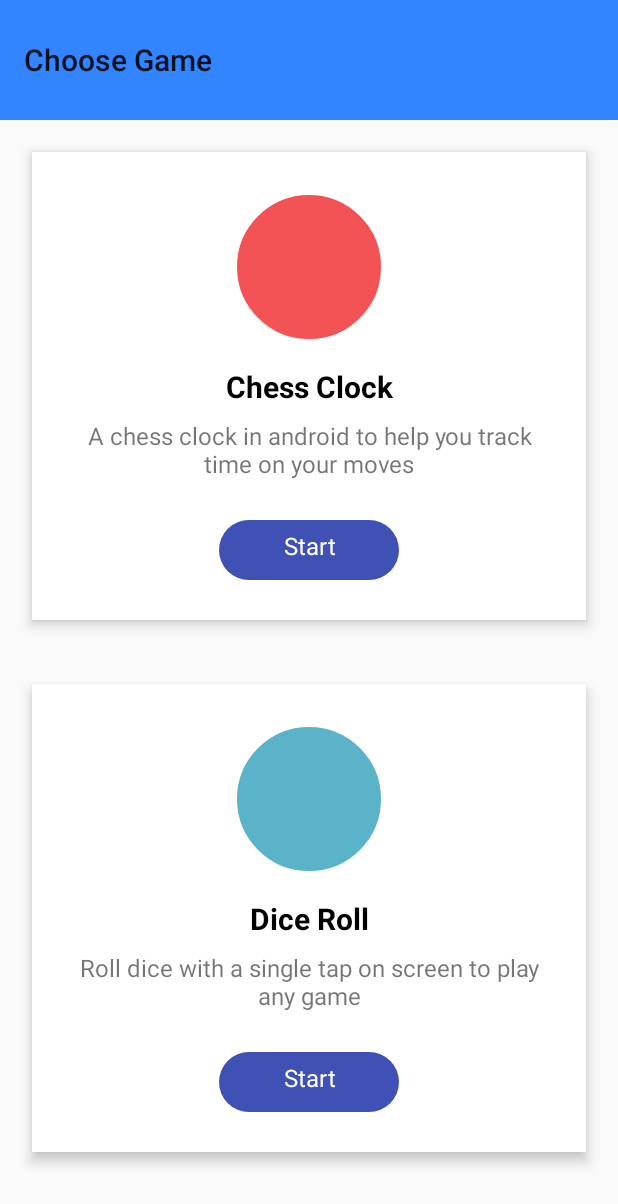
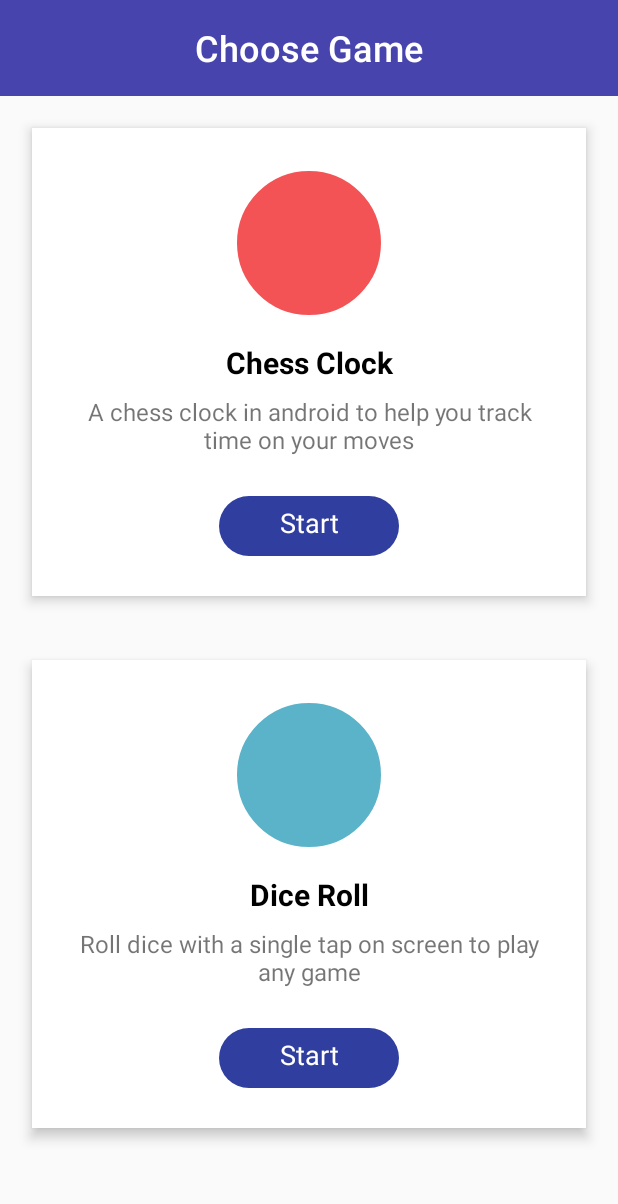
Before and after one commit to nitinmehtaa/Chess-Ticker, an Android app: the screen it shows after launch (SelectGameActivity), on a phone screen of 412 x 824 dp. Shown: the top 1204 px of the screen. Run offline under Robolectric (Android 15) with nearby library versions, the light colour scheme and no system bars.

Commit message:
select game screen UI done

```diff
--- a/app/src/main/AndroidManifest.xml
+++ b/app/src/main/AndroidManifest.xml
@@ -10,7 +10,7 @@
     <application
         android:allowBackup="true"
         android:icon="@mipmap/ic_launcher"
-        android:label="Choose Game"
+        android:label="Utility App"
         android:roundIcon="@mipmap/ic_launcher_round"
         android:supportsRtl="true"
         android:theme="@style/AppTheme">
--- a/app/src/main/java/com/chessticker/nitinmehta/chessticker/SelectGameActivity.java
+++ b/app/src/main/java/com/chessticker/nitinmehta/chessticker/SelectGameActivity.java
@@ -54,29 +54,17 @@ public class SelectGameActivity extends AppCompatActivity implements ClickListen
         data = new GameData("Dice Roll", "Roll dice with a single tap on screen to play any game", thumbImages[1]);
         gameDataList.add(data);
 
-        data = new GameData("Direction", "Lorem Ipsum is simply dummy text of the printing and typesetting industry. Lorem Ipsum has been the industry's standard dummy text ever ", thumbImages[2]);
-        gameDataList.add(data);
-
-        data = new GameData("Toss Coin", "Toss coin with a single tap on screen", thumbImages[3]);
-        gameDataList.add(data);
-
-        data = new GameData("Dumb Charads", "Get random movie names for playing dumb charads", thumbImages[1]);
-        gameDataList.add(data);
-
-        data = new GameData("Tambola Housie", "Get unique numbers from 1 to 100 for playing classic Tambola Housie", thumbImages[2]);
-        gameDataList.add(data);
-
-        data = new GameData("FRGTHY", "asdajsdjkadefrgthyjukihsdj", thumbImages[3]);
-        gameDataList.add(data);
-
-        data = new GameData("Dice Roll", "A virtual Dice", thumbImages[1]);
-        gameDataList.add(data);
-
-        data = new GameData("ABCD", "Lorem Ipsum has been the industry's standard dummy text ever since the 1500s, when an unknown printer took a galley of type and scrambl", thumbImages[2]);
-        gameDataList.add(data);
-
-        data = new GameData("FRGTHY", "asdajsdjkadefrgthyjukihsdj", thumbImages[3]);
-        gameDataList.add(data);
+//        data = new GameData("Direction", "Lorem Ipsum is simply dummy text of the printing and typesetting industry. Lorem Ipsum has been the industry's standard dummy text ever ", thumbImages[2]);
+//        gameDataList.add(data);
+//
+//        data = new GameData("Toss Coin", "Toss coin with a single tap on screen", thumbImages[3]);
+//        gameDataList.add(data);
+//
+//        data = new GameData("Dumb Charads", "Get random movie names for playing dumb charads", thumbImages[1]);
+//        gameDataList.add(data);
+//
+//        data = new GameData("Tambola Housie", "Get unique numbers from 1 to 100 for playing classic Tambola Housie", thumbImages[2]);
+//        gameDataList.add(data);
 
         mAdapter.notifyDataSetChanged();
     }
--- a/app/src/main/res/drawable/customborder_gray_background.xml
+++ b/app/src/main/res/drawable/customborder_gray_background.xml
@@ -5,4 +5,5 @@
     <stroke android:width="2dp" android:color="#0d0d0d"/>
     <solid android:color="@color/grayColor"/>
 
+
 </shape>
--- a/app/src/main/res/drawable/round_start_button.xml
+++ b/app/src/main/res/drawable/round_start_button.xml
@@ -2,7 +2,7 @@
 <shape xmlns:android="http://schemas.android.com/apk/res/android"
     android:shape="rectangle">
 
-    <solid android:color="@color/colorPrimary">
+    <solid android:color="@color/colorPrimaryDark">
     </solid>
 
     <size
--- a/app/src/main/res/layout/select_game_activity.xml
+++ b/app/src/main/res/layout/select_game_activity.xml
@@ -7,11 +7,21 @@
     <android.support.v7.widget.Toolbar
         android:id="@+id/toolbar"
         android:layout_width="match_parent"
-        android:layout_height="80dp"
-        android:background="#3385ff"
-        android:gravity="center_horizontal"
+        android:layout_height="64dp"
+        android:background="#4744AE"
         android:textAlignment="center">
 
+        //toolbar title
+        <TextView
+            android:layout_width="match_parent"
+            android:layout_height="wrap_content"
+            android:text="Choose Game"
+            android:textSize="24sp"
+            android:textColor="@color/whiteColor"
+            android:gravity="center_horizontal"
+            android:layout_marginLeft="48dp"
+            android:layout_marginRight="48dp"
+            style="@style/Base.TextAppearance.AppCompat.Widget.ActionBar.Title" />
     </android.support.v7.widget.Toolbar>
 
     <android.support.v7.widget.RecyclerView
--- a/app/src/main/res/layout/select_game_row.xml
+++ b/app/src/main/res/layout/select_game_row.xml
@@ -60,9 +60,9 @@
             android:layout_height="match_parent"
             android:textColor="#ffffff"
             android:text="Start"
-            android:layout_marginTop="6dp"
-            android:textAlignment="center"
-            android:textSize="16sp"/>
+            android:gravity="center_horizontal"
+            android:layout_margin="5dp"
+            android:textSize="18sp"/>
 
     </LinearLayout>
 
--- a/app/src/main/res/values/strings.xml
+++ b/app/src/main/res/values/strings.xml
@@ -4,4 +4,5 @@
     <string name="stop">Stop</string>
     <string name="reset">Reset</string>
     <string name="enter_time">Edit Time</string>
+    <string name="choose_game">Choose Game</string>
 </resources>
--- a/app/src/main/res/values/styles.xml
+++ b/app/src/main/res/values/styles.xml
@@ -3,9 +3,10 @@
     <!-- Base application theme. -->
     <style name="AppTheme" parent="Theme.AppCompat.Light.NoActionBar">
         <!-- Customize your theme here. -->
-        <item name="colorPrimary">#737373</item>
-        <item name="colorPrimaryDark">@color/colorPrimaryDark</item>
+        <item name="colorPrimary">#4744AE</item>
+        <item name="colorPrimaryDark">#2F2CA1</item>
         <item name="colorAccent">@color/colorAccent</item>
+        <item name="actionMenuTextColor">@android:color/white</item>
     </style>
 
 </resources>
```
Also changed, not shown: app/src/main/java/com/chessticker/nitinmehta/chessticker/ChessClockActivity.java (+11 -11 lines), app/src/main/res/layout/chess_clock_activity.xml (+49 -44 lines), app/src/main/res/layout/edit_time_dialog.xml (+6 -3 lines), app/src/main/res/drawable/edit.png (added), app/src/main/res/drawable/reset.png (added), app/src/main/res/drawable/start.png (added), app/src/main/res/drawable/stop.png (added).
